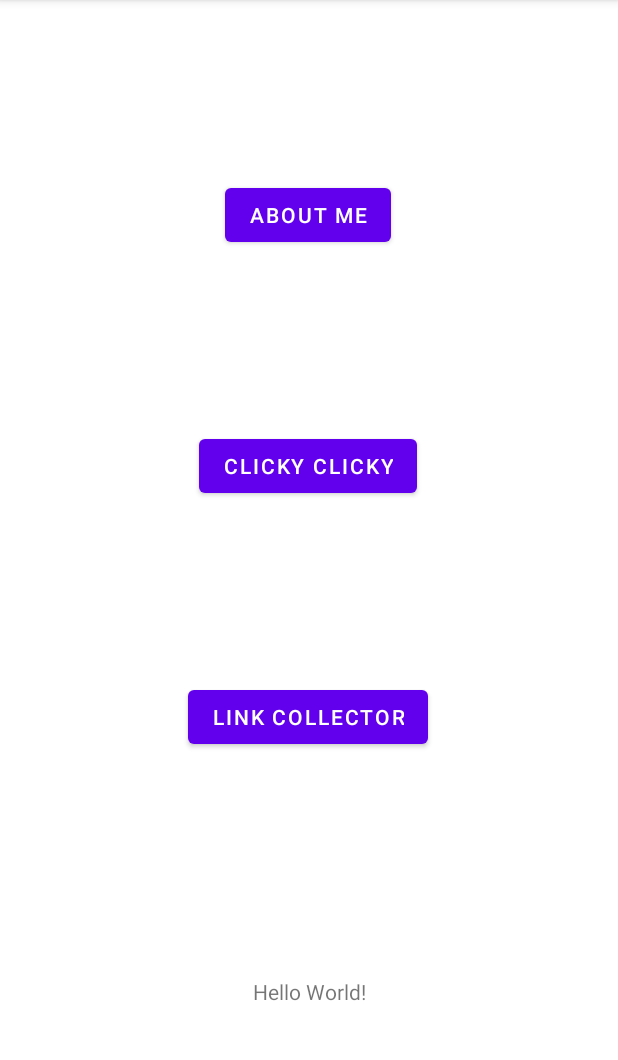
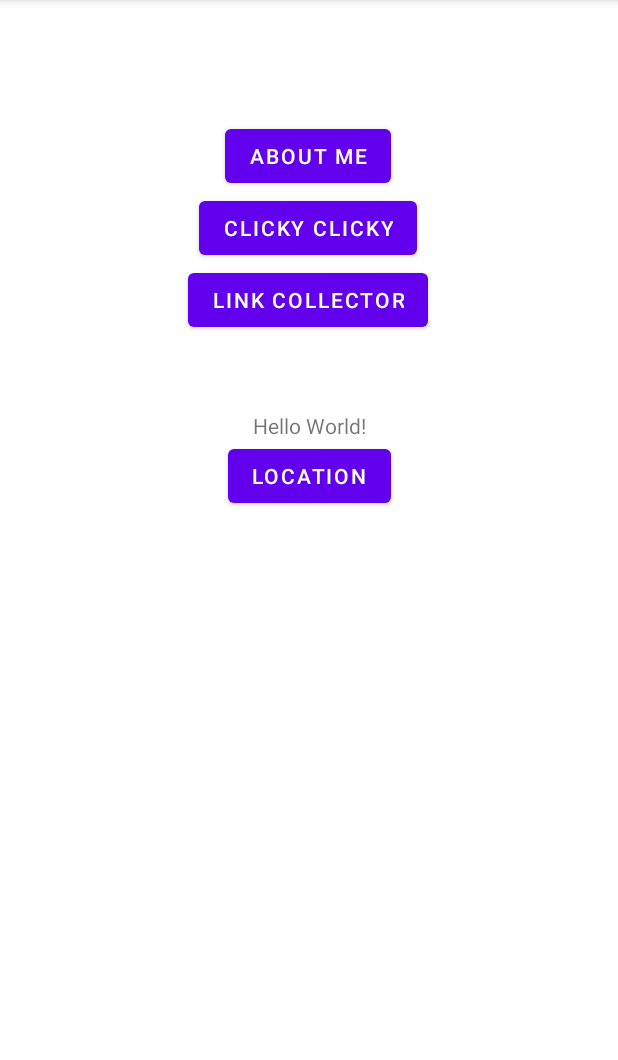
Before and after one commit to siyuh3/NUMAD22Sp_SiyuHou, an Android app: the screen it shows after launch (MainActivity), on a phone screen of 412 x 824 dp, the part 84-1144 px from its top. Run offline under Robolectric (Android 15) with nearby library versions, the phone set to English and light mode, and no system bars.

Commit message:
add new button for new activity

```diff
--- a/app/src/main/AndroidManifest.xml
+++ b/app/src/main/AndroidManifest.xml
@@ -9,6 +9,9 @@
         android:roundIcon="@mipmap/ic_launcher_sh_round"
         android:supportsRtl="true"
         android:theme="@style/Theme.NUMAD22Sp_SiyuHou">
+        <activity
+            android:name=".Locator"
+            android:exported="false" />
         <activity
             android:name=".AboutMe"
             android:exported="false" />
--- a/app/src/main/java/com/example/numad22sp_siyuhou/MainActivity.java
+++ b/app/src/main/java/com/example/numad22sp_siyuhou/MainActivity.java
@@ -3,6 +3,7 @@ package com.example.numad22sp_siyuhou;
 import androidx.appcompat.app.AppCompatActivity;
 
 import android.content.Intent;
+import android.location.Location;
 import android.os.Bundle;
 import android.view.View;
 import android.widget.Button;
@@ -46,6 +47,13 @@ public class MainActivity extends AppCompatActivity {
                 openActivity3();
             }
         });
+        Button locator = (Button) findViewById(R.id.locator);
+        locator.setOnClickListener(new View.OnClickListener() {
+            @Override
+            public void onClick(View view) {
+                openLocation();
+            }
+        });
     }
 
 
@@ -65,4 +73,8 @@ public class MainActivity extends AppCompatActivity {
         Intent intent = new Intent(this, AboutMe.class);
         startActivity(intent);
     }
+    public void openLocation(){
+        Intent intent = new Intent(this, Location.class);
+        startActivity(intent);
+    }
 }
--- a/app/src/main/res/layout/activity_main.xml
+++ b/app/src/main/res/layout/activity_main.xml
@@ -11,18 +11,17 @@
         android:layout_width="wrap_content"
         android:layout_height="wrap_content"
         android:text="Hello World!"
-        app:layout_constraintBottom_toBottomOf="parent"
+        app:layout_constraintBottom_toTopOf="@id/locator"
         app:layout_constraintEnd_toEndOf="parent"
-        app:layout_constraintLeft_toLeftOf="parent"
-        app:layout_constraintRight_toRightOf="parent"
         app:layout_constraintStart_toStartOf="parent"
-        app:layout_constraintTop_toBottomOf="@+id/button"
-        app:layout_constraintVertical_bias="0.833" />
+        app:layout_constraintTop_toBottomOf="@id/button3"
+        app:layout_constraintVertical_bias="0.432"  />
 
     <Button
         android:id="@+id/button"
         android:layout_width="wrap_content"
         android:layout_height="wrap_content"
+        android:layout_marginTop="80dp"
         android:text="@string/about_me"
         app:layout_constraintBottom_toTopOf="@+id/button2"
         app:layout_constraintEnd_toEndOf="parent"
@@ -55,5 +54,16 @@
         app:layout_constraintStart_toStartOf="@id/textView"
         app:layout_constraintTop_toBottomOf="@+id/button2" />
 
+    <Button
+        android:id="@+id/locator"
+        android:layout_width="wrap_content"
+        android:layout_height="wrap_content"
+        android:text="@string/location"
+        app:layout_constraintBottom_toTopOf="@+id/button"
+        app:layout_constraintEnd_toEndOf="parent"
+        app:layout_constraintStart_toStartOf="parent"
+        app:layout_constraintTop_toBottomOf="@+id/textView"
+        app:layout_constraintVertical_bias="0.0" />
+
 
 </androidx.constraintlayout.widget.ConstraintLayout>
--- a/app/src/main/res/values/strings.xml
+++ b/app/src/main/res/values/strings.xml
@@ -37,4 +37,6 @@
     <string name="textview">TextView</string>
     <string name="button">Button</string>
     <string name="my_name_is_siyu_hou_nmy_email_address_is_hou_siy_northeastern_edu">My name is Siyu Hou\nmy email address is hou.siy@northeastern.edu</string>
+    <string name="LOCATION">Button</string>
+    <string name="location">LOCATION</string>
 </resources>
```
Also changed, not shown: app/src/main/java/com/example/numad22sp_siyuhou/Locator.java (added, +14 -0 lines), app/src/main/res/layout/activity_locator.xml (added, +9 -0 lines), 2 other files.
